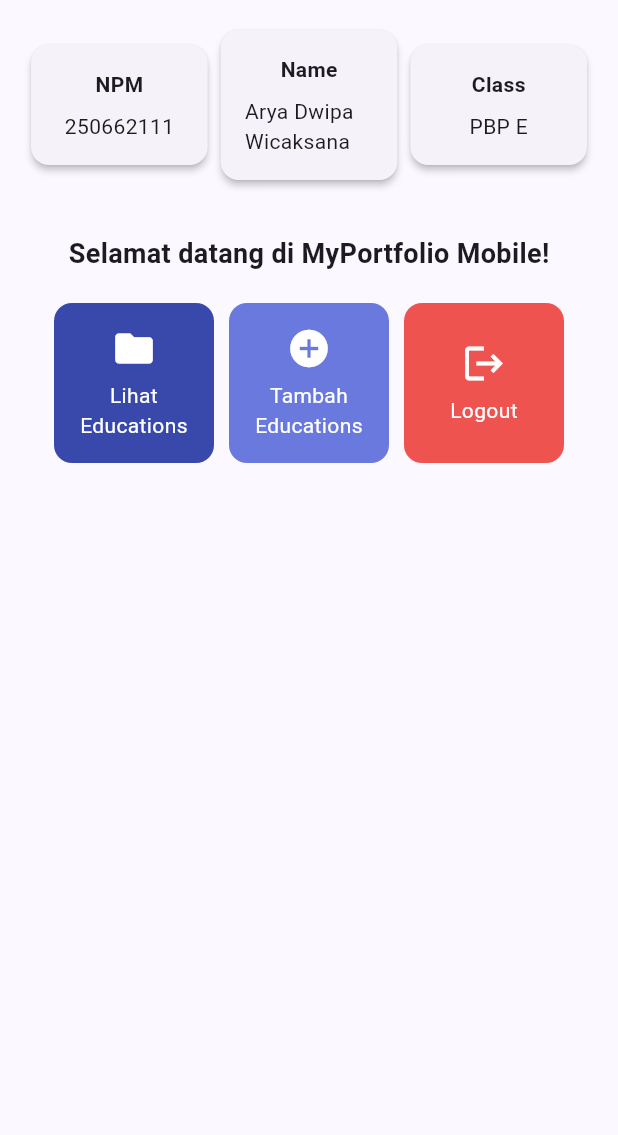
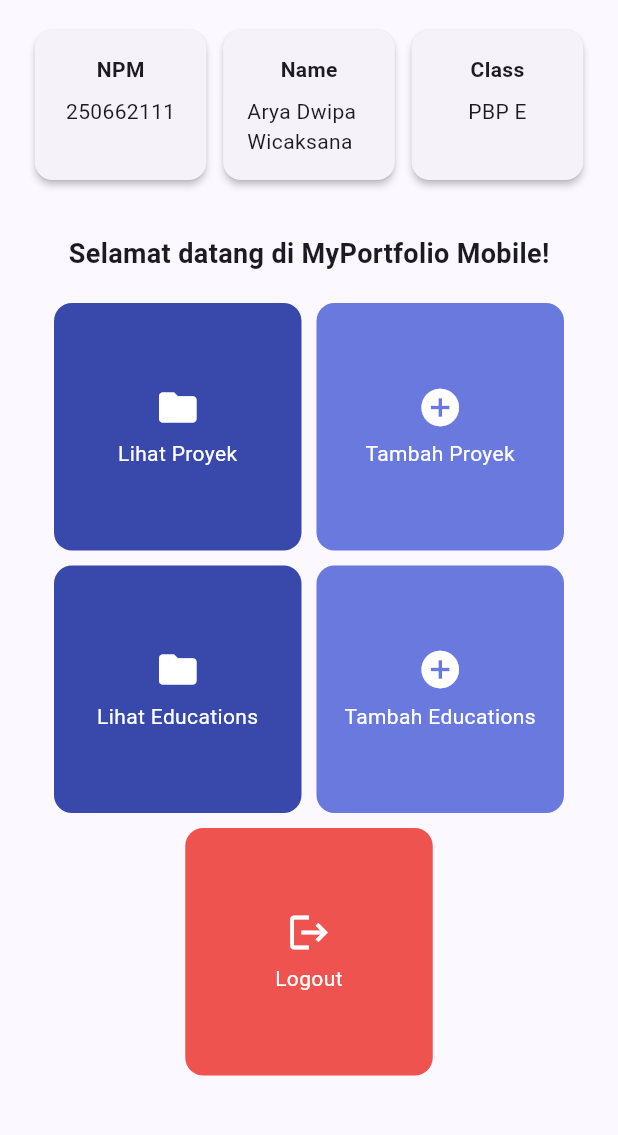
Before and after one commit to aryadwipa24/myportofolio_mobile, a Flutter app: the screen it shows after launch, on a phone screen of 412 x 824 dp, the part 84-1219 px from its top. Run offline on Flutter 3.47's test engine with Material 3 defaults, Android fonts, the phone set to English and light mode, and no system bars.

Commit message:
fix: fix UI overflow

```diff
--- a/lib/screens/menu.dart
+++ b/lib/screens/menu.dart
@@ -10,8 +10,8 @@ class MyHomePage extends StatelessWidget {
   final String kelas = "PBP E";
 
   final List<ItemHomepage> items = [
-    // ItemHomepage("Lihat Proyek", Icons.folder, const Color.fromARGB(255, 57, 73, 171)),
-    // ItemHomepage("Tambah Proyek", Icons.add_circle, const Color.fromARGB(255, 105, 121, 221)),
+    ItemHomepage("Lihat Proyek", Icons.folder, const Color.fromARGB(255, 57, 73, 171)),
+    ItemHomepage("Tambah Proyek", Icons.add_circle, const Color.fromARGB(255, 105, 121, 221)),
     ItemHomepage("Lihat Educations", Icons.folder, const Color.fromARGB(255, 57, 73, 171)),
     ItemHomepage("Tambah Educations", Icons.add_circle, const Color.fromARGB(255, 105, 121, 221)),
     ItemHomepage("Logout", Icons.logout, const Color.fromARGB(255, 239, 83, 80)),
@@ -36,7 +36,8 @@ class MyHomePage extends StatelessWidget {
       drawer: const LeftDrawer(),
 
       // Body halaman utama dengan padding di sekelilingnya.
-      body: Padding(
+      body: SingleChildScrollView(
+        child: Padding(
           padding: const EdgeInsets.all(16.0),
           child: Column(
             crossAxisAlignment: CrossAxisAlignment.center,
@@ -69,17 +70,27 @@ class MyHomePage extends StatelessWidget {
                     ),
 
                     // GridView menampilkan kartu tombol dalam tata letak kisi 3 kolom.
-                  GridView.count(
-                    primary: true,
+                    LayoutBuilder(
+                      builder: (context, constraints) {
+                        final itemWidth = (constraints.maxWidth - 50) / 2;
+
+                        return Padding(
                           padding: const EdgeInsets.all(20),
-                    crossAxisSpacing: 10,
-                    mainAxisSpacing: 10,
-                    crossAxisCount: 3,
-                    // shrinkWrap agar ukuran kisi menyesuaikan tinggi konten anak.
-                    shrinkWrap: true,
+                          child: Wrap(
+                            alignment: WrapAlignment.center,
+                            spacing: 10,
+                            runSpacing: 10,
                             children: items.map((ItemHomepage item) {
-                      return ItemCard(item);
+                              return SizedBox(
+                                width: itemWidth,
+                                height: itemWidth,
+                                child: ItemCard(item),
+                              );
                             }).toList(),
+                          ),
+                        );
+                      },
+
                     ),
                   ],
                 ),
@@ -87,6 +98,7 @@ class MyHomePage extends StatelessWidget {
             ],
           ),
         ),
+      )
     );
   }
 }
@@ -102,8 +114,9 @@ class InfoCard extends StatelessWidget {
     return Card(
       elevation: 2.0,
       child: Container(
-        width: MediaQuery.of(context).size.width / 3.5,
+        width: MediaQuery.of(context).size.width / 3.6,
         padding: const EdgeInsets.all(16.0),
+        height: 100,
         child: Column(
           children: [
             Text(
```
Lines whose indentation alone changed are shown as unchanged.
